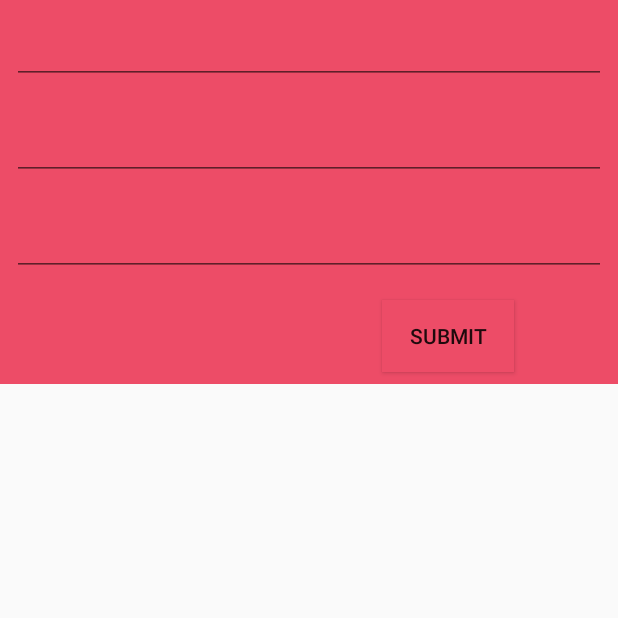
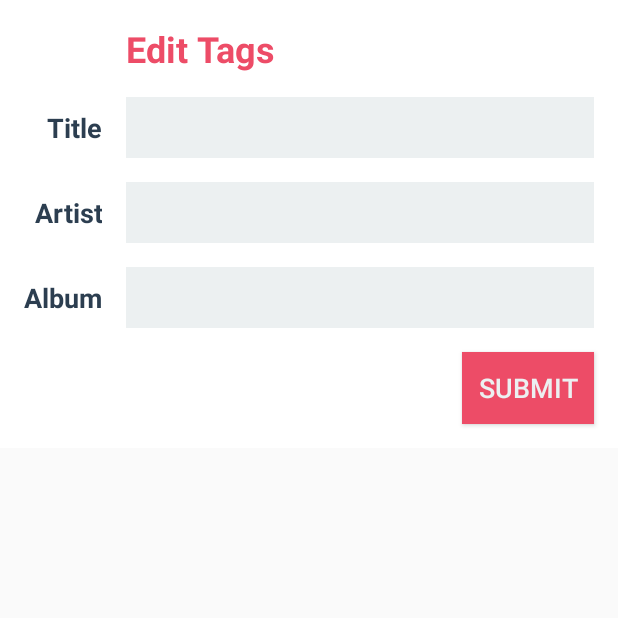
Before and after one commit to TeamAmplifire/AmpliPlay, an Android app: the fragment EditTagsFragment shown on its own in the app's theme, on a phone screen of 412 x 824 dp, the top half of it. Run offline under Robolectric (Android 15) with nearby library versions, the phone set to English and light mode, and no system bars; 3 statements that could not run were skipped.

Commit message:
Updated edit tags fragment UI and made minor tweaks to other layouts

```diff
--- a/app/src/main/java/com/project/amplifire/Adapters/VerticalAdapter.java
+++ b/app/src/main/java/com/project/amplifire/Adapters/VerticalAdapter.java
@@ -65,7 +65,7 @@ public class VerticalAdapter extends RecyclerView.Adapter<VerticalAdapter.MyView
     @Override
     public VerticalAdapter.MyViewHolder onCreateViewHolder(ViewGroup parent, int viewType) {
         View itemView = LayoutInflater.from(parent.getContext())
-                .inflate(R.layout.list, parent, false);
+                .inflate(R.layout.list_item, parent, false);
         return new MyViewHolder(itemView);
     }
     @Override
--- a/app/src/main/java/com/project/amplifire/Fragments/DFragment.java
+++ b/app/src/main/java/com/project/amplifire/Fragments/DFragment.java
@@ -55,7 +55,7 @@ public class DFragment extends DialogFragment {
     @Override
     public View onCreateView(LayoutInflater inflater, @Nullable ViewGroup container, Bundle savedInstanceState) {
 
-        final View rootView = inflater.inflate(R.layout.dialogfragment, container,
+        final View rootView = inflater.inflate(R.layout.song_dialog_fragment, container,
                 false);
         TextView artistView = rootView.findViewById(R.id.f_song_artist);
         artistView.setSelected(true);
--- a/app/src/main/java/com/project/amplifire/Fragments/PlaylistDialog.java
+++ b/app/src/main/java/com/project/amplifire/Fragments/PlaylistDialog.java
@@ -46,7 +46,7 @@ public class PlaylistDialog extends DialogFragment {
     @Override
     public View onCreateView(LayoutInflater inflater, @Nullable ViewGroup container, Bundle savedInstanceState) {
 
-        final View rootView = inflater.inflate(R.layout.dialog_playlist, container,
+        final View rootView = inflater.inflate(R.layout.playlist_dialog_fragment, container,
                 false);
         final FragmentManager fm = getFragmentManager();
         ContentResolver resolver = getActivity().getContentResolver();
--- a/app/src/main/res/layout/edit_tags_fragment.xml
+++ b/app/src/main/res/layout/edit_tags_fragment.xml
@@ -1,65 +1,150 @@
 <?xml version="1.0" encoding="utf-8"?>
 <android.support.constraint.ConstraintLayout xmlns:android="http://schemas.android.com/apk/res/android"
+    xmlns:app="http://schemas.android.com/apk/res-auto"
+    xmlns:tools="http://schemas.android.com/tools"
     android:layout_width="match_parent"
     android:layout_height="wrap_content"
-    android:background="@color/colorAccent"
-    xmlns:app="http://schemas.android.com/apk/res-auto">
+    android:background="@android:color/background_light">
 
+
+    <TextView
+        android:id="@+id/editTagsHeader"
+        android:layout_width="0dp"
+        android:layout_height="wrap_content"
+        android:layout_marginEnd="16dp"
+        android:layout_marginStart="8dp"
+        android:layout_marginTop="16dp"
+        android:text="Edit Tags"
+        android:textColor="@color/colorAccent"
+        android:textSize="24sp"
+        android:textStyle="bold"
+        android:typeface="normal"
+        app:layout_constraintEnd_toEndOf="parent"
+        app:layout_constraintStart_toStartOf="@+id/guideline"
+        app:layout_constraintTop_toTopOf="parent" />
+
+    <TextView
+        android:id="@+id/titleText"
+        android:layout_width="0dp"
+        android:layout_height="wrap_content"
+        android:layout_marginEnd="8dp"
+        android:layout_marginStart="8dp"
+        android:layout_marginTop="24dp"
+        android:text="Title"
+        android:textAlignment="viewEnd"
+        android:textColor="@color/colorText"
+        android:textSize="18sp"
+        android:textStyle="bold"
+        app:layout_constraintEnd_toStartOf="@+id/guideline"
+        app:layout_constraintStart_toStartOf="parent"
+        app:layout_constraintTop_toBottomOf="@+id/editTagsHeader" />
+
+    <TextView
+        android:id="@+id/artistText"
+        android:layout_width="0dp"
+        android:layout_height="wrap_content"
+        android:layout_marginEnd="8dp"
+        android:layout_marginStart="8dp"
+        android:layout_marginTop="32dp"
+        android:text="Artist"
+        android:textAlignment="viewEnd"
+        android:textColor="@color/colorText"
+        android:textSize="18sp"
+        android:textStyle="bold"
+        app:layout_constraintEnd_toStartOf="@+id/guideline"
+        app:layout_constraintStart_toStartOf="parent"
+        app:layout_constraintTop_toBottomOf="@+id/titleText" />
+
+    <TextView
+        android:id="@+id/albumText"
+        android:layout_width="0dp"
+        android:layout_height="wrap_content"
+        android:layout_marginEnd="8dp"
+        android:layout_marginStart="8dp"
+        android:layout_marginTop="32dp"
+        android:text="Album"
+        android:textAlignment="viewEnd"
+        android:textColor="@color/colorText"
+        android:textSize="18sp"
+        android:textStyle="bold"
+        app:layout_constraintEnd_toStartOf="@+id/guideline"
+        app:layout_constraintHorizontal_bias="0.0"
+        app:layout_constraintStart_toStartOf="parent"
+        app:layout_constraintTop_toBottomOf="@+id/artistText" />
 
     <android.support.design.widget.TextInputEditText
         android:id="@+id/file_track_name_edit"
-        android:layout_width="match_parent"
+        android:layout_width="0dp"
         android:layout_height="wrap_content"
+        android:layout_marginEnd="16dp"
+        android:layout_marginStart="8dp"
+        android:layout_marginTop="16dp"
+        android:background="@color/colorLight"
+        android:padding="8dp"
         android:text="@string/add_text"
-        android:textSize="20sp"
-        android:layout_margin="8dp"
-        android:textColor="@color/colorPrimary"
-        app:layout_constraintTop_toTopOf="parent"
-        app:layout_constraintBottom_toTopOf="@id/file_album_edit"
+        android:textColor="@color/colorText"
+        android:textSize="18sp"
+        android:singleLine="true"
         app:layout_constraintEnd_toEndOf="parent"
-        app:layout_constraintStart_toStartOf="parent"/>
+        app:layout_constraintHorizontal_bias="0.36"
+        app:layout_constraintStart_toEndOf="@+id/guideline"
+        app:layout_constraintTop_toBottomOf="@+id/editTagsHeader" />
 
     <android.support.design.widget.TextInputEditText
         android:id="@+id/file_album_edit"
-        android:layout_width="match_parent"
+        android:layout_width="0dp"
         android:layout_height="wrap_content"
-        android:textSize="20sp"
-        android:textColor="@color/colorPrimary"
-        android:layout_margin="8dp"
+        android:layout_marginEnd="16dp"
+        android:layout_marginStart="8dp"
+        android:layout_marginTop="16dp"
+        android:background="@color/colorPrimary"
+        android:padding="8dp"
         android:text="@string/add_text"
-        app:layout_constraintTop_toBottomOf="@id/file_track_name_edit"
-        app:layout_constraintStart_toStartOf="parent"
+        android:textColor="@color/colorText"
+        android:textSize="18sp"
+        android:singleLine="true"
         app:layout_constraintEnd_toEndOf="parent"
-        app:layout_constraintBottom_toTopOf="@id/file_artist_edit"/>
+        app:layout_constraintStart_toStartOf="@+id/guideline"
+        app:layout_constraintTop_toBottomOf="@+id/file_artist_edit" />
 
     <android.support.design.widget.TextInputEditText
         android:id="@+id/file_artist_edit"
-        android:layout_width="match_parent"
+        android:layout_width="0dp"
         android:layout_height="wrap_content"
-        android:textSize="20sp"
-        android:textColor="@color/colorPrimary"
-        android:layout_margin="8dp"
+        android:layout_marginEnd="16dp"
+        android:layout_marginStart="8dp"
+        android:layout_marginTop="16dp"
+        android:background="@color/colorPrimary"
+        android:padding="8dp"
         android:text="@string/add_text"
-        app:layout_constraintTop_toBottomOf="@id/file_album_edit"
-        app:layout_constraintStart_toStartOf="parent"
+        android:textColor="@color/colorText"
+        android:textSize="18sp"
+        android:singleLine="true"
         app:layout_constraintEnd_toEndOf="parent"
-        app:layout_constraintBottom_toTopOf="@id/file_submit_button" />
+        app:layout_constraintStart_toEndOf="@+id/guideline"
+        app:layout_constraintTop_toBottomOf="@+id/file_track_name_edit" />
 
     <Button
         android:id="@+id/file_submit_button"
         android:layout_width="wrap_content"
         android:layout_height="wrap_content"
+        android:layout_marginBottom="16dp"
+        android:layout_marginEnd="16dp"
+        android:layout_marginTop="16dp"
         android:background="@color/colorAccent"
-        android:layout_marginBottom="8dp"
-        android:layout_marginEnd="8dp"
-        android:layout_marginStart="8dp"
-        android:layout_marginTop="8dp"
-        android:layout_margin="8dp"
+        android:padding="8dp"
         android:text="@string/submit"
+        android:textColor="@color/colorPrimary"
+        android:textSize="18sp"
         app:layout_constraintBottom_toBottomOf="parent"
         app:layout_constraintEnd_toEndOf="parent"
-        app:layout_constraintHorizontal_bias="0.8"
-        app:layout_constraintStart_toStartOf="parent"
-        app:layout_constraintTop_toBottomOf="@+id/file_artist_edit" />
+        app:layout_constraintTop_toBottomOf="@+id/file_album_edit" />
+
+    <android.support.constraint.Guideline
+        android:id="@+id/guideline"
+        android:layout_width="wrap_content"
+        android:layout_height="wrap_content"
+        android:orientation="vertical"
+        app:layout_constraintGuide_begin="76dp" />
 
 </android.support.constraint.ConstraintLayout>
--- a/app/src/main/res/layout/dialog_playlist.xml
+++ b/app/src/main/res/layout/playlist_dialog_fragment.xml
@@ -17,7 +17,7 @@
         android:layout_marginTop="16dp"
         android:text="Playlists"
         android:textColor="@color/colorAccent"
-        android:textSize="20sp"
+        android:textSize="24sp"
         android:textStyle="bold"
         app:layout_constraintEnd_toEndOf="parent"
         app:layout_constraintStart_toStartOf="parent"
```
Also changed, not shown: app/src/main/res/layout/info_fragment.xml (+48 -22 lines), app/src/main/res/layout/list_item.xml (renamed from app/src/main/res/layout/list.xml), app/src/main/res/layout/song_dialog_fragment.xml (renamed from app/src/main/res/layout/dialogfragment.xml).
